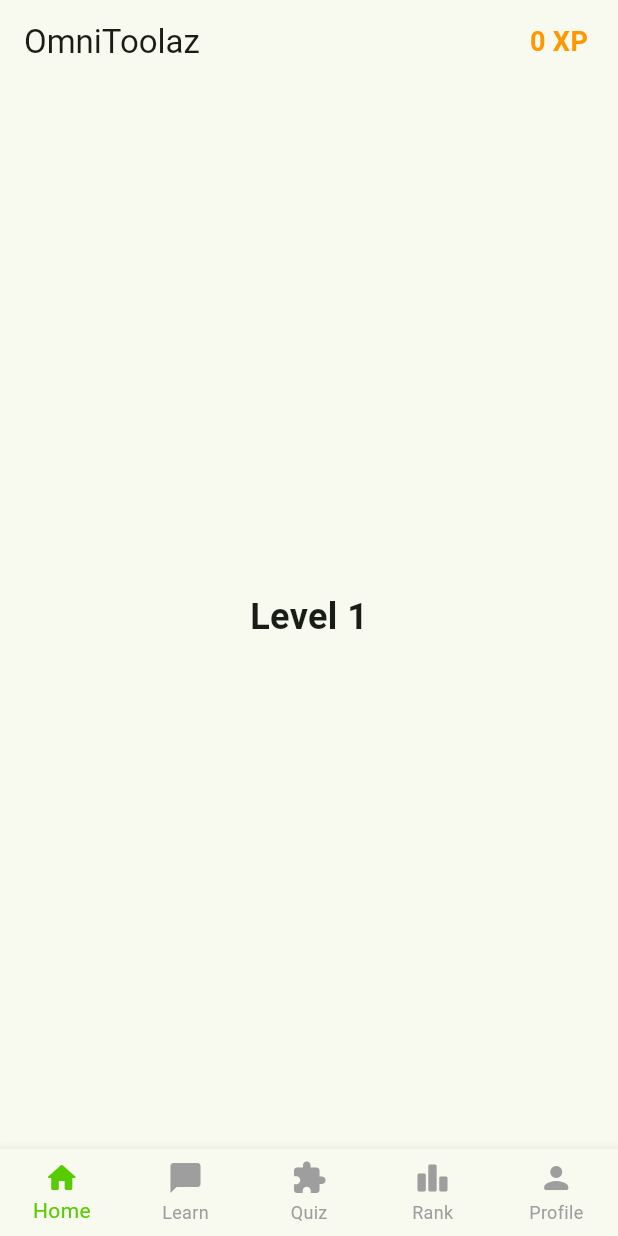
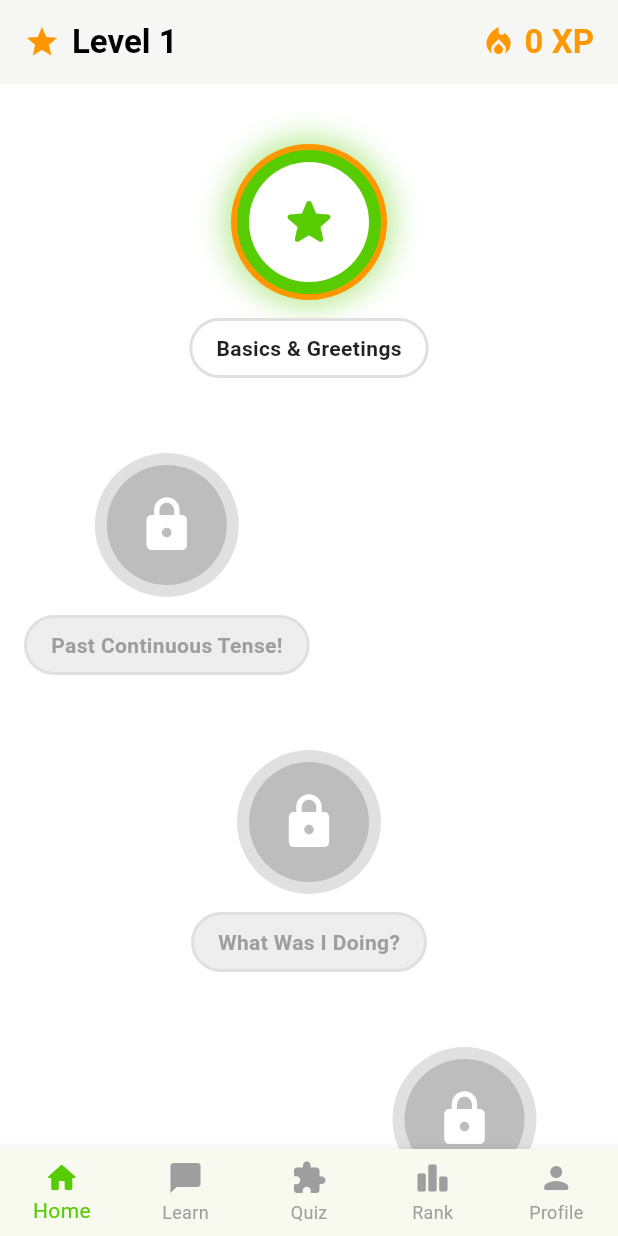
Before and after one commit to SUJIT-G/omnitoolaz_skill_builder, a Flutter app: the screen it shows after launch, on a phone screen of 412 x 824 dp. Run offline on Flutter 3.47's test engine with Material 3 defaults, Android fonts, the phone set to English and light mode, and no system bars; our stand-ins replace shared_preferences; network calls fail.

Commit message:
Restored Light Theme, Added Supernova Level-Up Path and Voice AI Features

```diff
--- a/lib/main.dart
+++ b/lib/main.dart
@@ -23,8 +23,13 @@ class OmniToolazApp extends StatelessWidget {
       title: 'OmniToolaz',
       debugShowCheckedModeBanner: false,
       theme: ThemeData(
-        useMaterial3: true,
-        colorScheme: ColorScheme.fromSeed(seedColor: const Color(0xFF58CC02), primary: const Color(0xFF58CC02), tertiary: const Color(0xFFFFC800)),
+        brightness: Brightness.light,
+        scaffoldBackgroundColor: Colors.white,
+        colorScheme: ColorScheme.fromSeed(
+          seedColor: const Color(0xFF58CC02), // Duolingo Green
+          primary: const Color(0xFF58CC02),
+          secondary: const Color(0xFF1CB0F6), // Blue
+        ),
       ),
       home: const MainNavigation(),
     );
--- a/lib/screens/home_screen.dart
+++ b/lib/screens/home_screen.dart
@@ -1,14 +1,102 @@
 import 'package:flutter/material.dart';
 import 'package:provider/provider.dart';
 import '../models/badge_system.dart';
+import 'chat_screen.dart';
+
 class HomeScreen extends StatelessWidget {
   const HomeScreen({super.key});
+
   @override
   Widget build(BuildContext context) {
     final gameManager = context.watch<GameManager>();
+
+    // Supernova Style Learning Path
+    final lessons = [
+      {"level": 1, "title": "Basics & Greetings", "align": Alignment.center},
+      {"level": 2, "title": "Past Continuous Tense!", "align": Alignment.centerLeft},
+      {"level": 3, "title": "What Was I Doing?", "align": Alignment.center},
+      {"level": 4, "title": "Future Goals in Hindi", "align": Alignment.centerRight},
+      {"level": 5, "title": "Bengali Expressions", "align": Alignment.center},
+    ];
+
     return Scaffold(
-      appBar: AppBar(title: const Text('OmniToolaz'), actions: [Text("${gameManager.xp} XP", style: const TextStyle(fontWeight: FontWeight.bold, fontSize: 18, color: Colors.orange)), const SizedBox(width: 20)]),
-      body: Center(child: Text('Level ${gameManager.level}', style: const TextStyle(fontSize: 24, fontWeight: FontWeight.bold))),
+      appBar: AppBar(
+        backgroundColor: Colors.white,
+        elevation: 1,
+        title: Row(
+          children: [
+            const Icon(Icons.star, color: Colors.orange),
+            const SizedBox(width: 8),
+            Text("Level ${gameManager.level}", style: const TextStyle(color: Colors.black, fontWeight: FontWeight.bold)),
+            const Spacer(),
+            const Icon(Icons.local_fire_department, color: Colors.orange),
+            Text(" ${gameManager.xp} XP", style: const TextStyle(color: Colors.orange, fontWeight: FontWeight.bold)),
+          ],
+        ),
+      ),
+      body: ListView.builder(
+        padding: const EdgeInsets.symmetric(vertical: 40, horizontal: 16),
+        itemCount: lessons.length,
+        itemBuilder: (context, index) {
+          final lesson = lessons[index];
+          final lessonLevel = lesson["level"] as int;
+          final isUnlocked = gameManager.level >= lessonLevel;
+          final isCurrent = gameManager.level == lessonLevel;
+
+          return Padding(
+            padding: const EdgeInsets.only(bottom: 50),
+            child: Align(
+              alignment: lesson["align"] as Alignment,
+              child: GestureDetector(
+                onTap: isUnlocked ? () {
+                  Navigator.push(context, MaterialPageRoute(builder: (_) => const ChatScreen()));
+                } : null,
+                child: Column(
+                  mainAxisSize: MainAxisSize.min,
+                  children: [
+                    // Avatar / Node Bubble
+                    Container(
+                      padding: const EdgeInsets.all(8),
+                      decoration: BoxDecoration(
+                        shape: BoxShape.circle,
+                        color: isUnlocked ? Theme.of(context).colorScheme.primary : Colors.grey.shade300,
+                        border: isCurrent ? Border.all(color: Colors.orange, width: 4) : null,
+                        boxShadow: isUnlocked ? [BoxShadow(color: Theme.of(context).colorScheme.primary.withOpacity(0.4), blurRadius: 15, spreadRadius: 5)] : [],
+                      ),
+                      child: CircleAvatar(
+                        radius: 40,
+                        backgroundColor: isUnlocked ? Colors.white : Colors.grey.shade400,
+                        child: Icon(
+                          isUnlocked ? Icons.star_rounded : Icons.lock_rounded,
+                          color: isUnlocked ? Theme.of(context).colorScheme.primary : Colors.white,
+                          size: 40,
+                        ),
+                      ),
+                    ),
+                    const SizedBox(height: 12),
+                    // Title Box
+                    Container(
+                      padding: const EdgeInsets.symmetric(horizontal: 16, vertical: 8),
+                      decoration: BoxDecoration(
+                        color: isUnlocked ? Colors.white : Colors.grey.shade200,
+                        borderRadius: BorderRadius.circular(20),
+                        border: Border.all(color: Colors.grey.shade300, width: 2),
+                      ),
+                      child: Text(
+                        lesson["title"] as String,
+                        style: TextStyle(
+                          fontWeight: FontWeight.bold,
+                          color: isUnlocked ? Colors.black87 : Colors.grey,
+                        ),
+                      ),
+                    ),
+                  ],
+                ),
+              ),
+            ),
+          );
+        },
+      ),
     );
   }
 }
--- a/pubspec.yaml
+++ b/pubspec.yaml
@@ -37,6 +37,8 @@ dependencies:
   provider: ^6.1.5+1
   shared_preferences: ^2.5.4
   http: ^1.6.0
+  flutter_tts: ^4.2.5
+  speech_to_text: ^7.3.0
 
 dev_dependencies:
   flutter_test:
```
Also changed, not shown: lib/screens/chat_screen.dart (+50 -9 lines), pubspec.lock, 4 other files.
